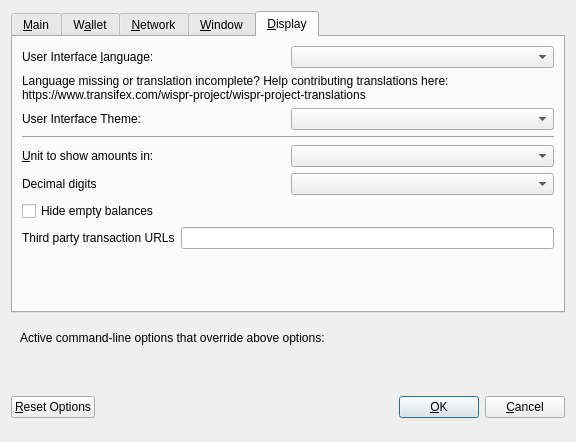
Before: the Qt Designer form src/qt/forms/optionsdialog.ui in rpicoin/rpicore, drawn with Qt 5.
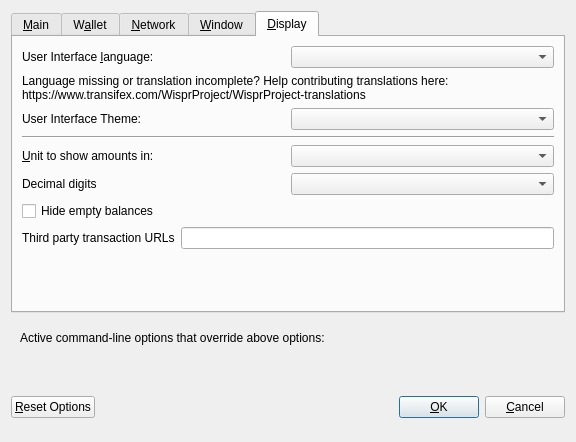
After: the same form once the commit is applied. The open tabs and pages were chosen to show the change. Custom widgets are drawn as their Qt base class.

Patch:
```diff
--- a/src/qt/forms/optionsdialog.ui
+++ b/src/qt/forms/optionsdialog.ui
@@ -507,7 +507,7 @@
          </property>
          <property name="text">
           <string>Language missing or translation incomplete? Help contributing translations here:
-https://www.transifex.com/wispr-project/wispr-project-translations</string>
+https://www.transifex.com/WisprProject/WisprProject-translations</string>
          </property>
          <property name="wordWrap">
           <bool>true</bool>
```
